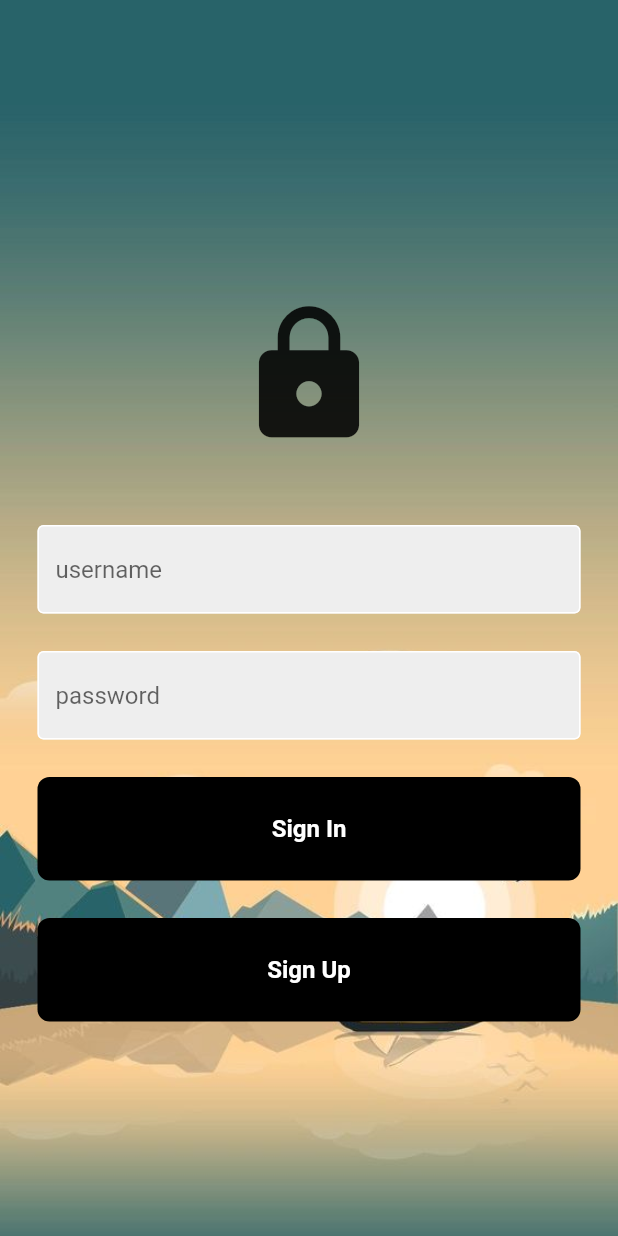
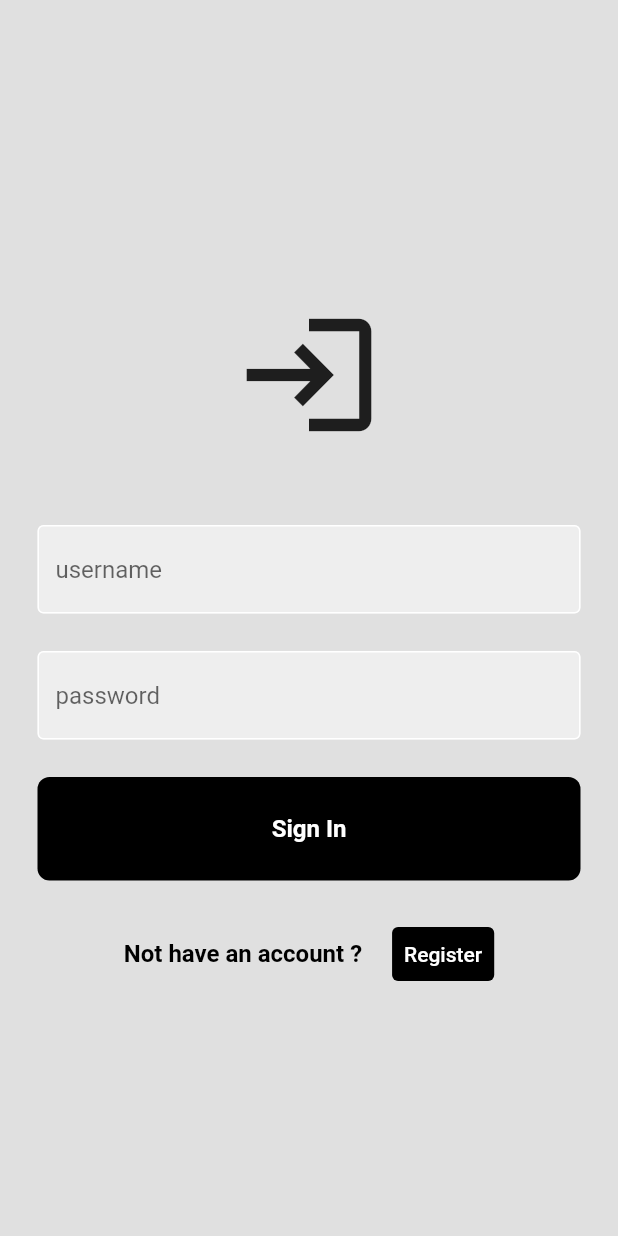
Before and after one commit to DucAnhLo/FlutterBankingApp, a Flutter app: the screen it shows after launch, on a phone screen of 412 x 824 dp. Run offline on Flutter 3.47's test engine with Material 2 defaults, Android fonts, the phone set to English and light mode, and no system bars; our stand-ins replace firebase_auth, firebase_core; missing offline and left inert: flutter_barcode_scanner; accounts and stored records are empty.

Commit message:
Change of UI for Sign In and Sign Up

```diff
--- a/lib/main.dart
+++ b/lib/main.dart
@@ -1,7 +1,7 @@
-
 
 import 'package:flutter/material.dart';
 import 'package:techcombank_clone/models/user.dart';
+import 'package:techcombank_clone/pages/authenticate/sign_in.dart';
 import 'package:techcombank_clone/pages/authenticate/sign_up.dart';
 import 'package:techcombank_clone/pages/home.dart';
 import 'package:techcombank_clone/pages/loading.dart';
@@ -28,7 +28,8 @@ Future <void> main() async {
         '/wrapper' :(context) => Wrapper(),
         '/loading':(context) => Loading(),
         '/home':(context) => Home(),
-        'signup':(context) => SignUp()
+        '/signup':(context) => SignUp(),
+        '/signin':(context) => SignIn()
       },
     ),
   ));
--- a/lib/pages/authenticate/sign_in.dart
+++ b/lib/pages/authenticate/sign_in.dart
@@ -12,8 +12,8 @@ class SignIn extends StatefulWidget {
 }
 
 class _SignInState extends State<SignIn> {
-  final username = TextEditingController();
-  final password= TextEditingController();
+  String email = '';
+  String password= '';
   final AuthService _auth = AuthService();
 
 
@@ -21,24 +21,28 @@ class _SignInState extends State<SignIn> {
   Widget build(BuildContext context) {
     return Scaffold(
         backgroundColor: Colors.grey[300],
-        body: Container(
-            decoration: BoxDecoration(
-              image: DecorationImage(
-                image: AssetImage('assets/bg1.jpeg'),
-                fit: BoxFit.cover
-              )
-            ),
+        body: Form(
+          child: Container(
+              // decoration: BoxDecoration(
+              //   image: DecorationImage(
+              //     image: AssetImage('assets/bg1.jpeg'),
+              //     fit: BoxFit.cover
+              //   )
+              // ),
               padding: EdgeInsets.only(top: 150),
               child: Center(
                 child: Column(children: [
                   SizedBox(height: 50,),
-                Icon(Icons.lock,size: 100,),
+                  Icon(Icons.login,size: 100,),
                   SizedBox(height: 50,),
                   Padding(
                     padding: const EdgeInsets.symmetric(horizontal: 25),
-                  child: TextField(
-                    controller: username,
-
+                    child: TextFormField(
+                      onChanged: (value){
+                        setState(() {
+                          email = value;
+                        });
+                      },
                       decoration: InputDecoration(
                         enabledBorder: OutlineInputBorder(
                           borderSide: BorderSide(color: Colors.white)
@@ -55,8 +59,12 @@ class _SignInState extends State<SignIn> {
                   SizedBox(height: 25),
                   Padding(
                     padding: const EdgeInsets.symmetric(horizontal: 25),
-                  child: TextField(
-                    controller: password,
+                    child: TextFormField(
+                      onChanged: (value){
+                        setState(() {
+                          password = value;
+                        });
+                      },
                       obscureText: true,
                       decoration: InputDecoration(
                         enabledBorder: OutlineInputBorder(
@@ -74,14 +82,16 @@ class _SignInState extends State<SignIn> {
                   SizedBox(height: 25),
                   GestureDetector(
                     onTap: () async {
-                    dynamic result = await _auth.signInAno();
-                    if(result == null){
-                      print('error signing in ');
-                    } else {
-                      print('signed in');
-                      print(result.uid);
-                    }
-                    Navigator.pushReplacementNamed(context, '/home');
+                      // dynamic result = await _auth.signInAno();
+                      // if(result == null){
+                      //   print('error signing in ');
+                      // } else {
+                      //   print('signed in');
+                      //   print(result.uid);
+                      // }
+                      // Navigator.pushReplacementNamed(context, '/home');
+                      print(email);
+                      print(password);
                     },
                     child: Container(
                       padding: EdgeInsets.all(25),
@@ -103,30 +113,32 @@ class _SignInState extends State<SignIn> {
                     ),
                   ),
                   SizedBox(height: 25),
-                GestureDetector(
-                  onTap: (){
-                    Navigator.pushNamed(context, 'signup');
-                  },
-                  child: Container(
-                    padding: EdgeInsets.all(25),
-                    margin: EdgeInsets.symmetric(horizontal: 25),
-                    decoration: BoxDecoration(
+                  Center(
+                      child: Row(
+                        mainAxisAlignment: MainAxisAlignment.center,
+                        children: [
+                          Text(
+                            'Not have an account ?',
+                            style: TextStyle(
                               color: Colors.black,
-                      borderRadius: BorderRadius.circular(8)
-                    ),
-                    child: Center(
-                      child: Text(
-                        'Sign Up',
-                        style: TextStyle(
-                          color: Colors.white,
                               fontWeight: FontWeight.bold,
                               fontSize: 16
                             ),
                           ),
+                          SizedBox(width: 20,),
+                          TextButton(
+                            style: ButtonStyle(
+                              backgroundColor: MaterialStatePropertyAll<Color>(Colors.black)
+                            ),
+                            onPressed: (){
+                              Navigator.pushReplacementNamed(context, '/signin');
+                            },
+                            child: Text('Register', style: TextStyle(color: Colors.white),))
+                        ]
                       ),
                     ),
-                )
                 ]),
+              ),
             ),
         ),
         );
```
Also changed, not shown: lib/pages/authenticate/sign_up.dart (+54 -18 lines). Lines whose indentation alone changed are shown as unchanged.
